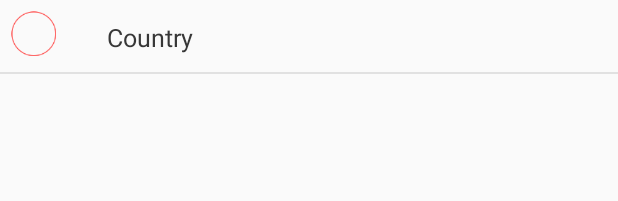
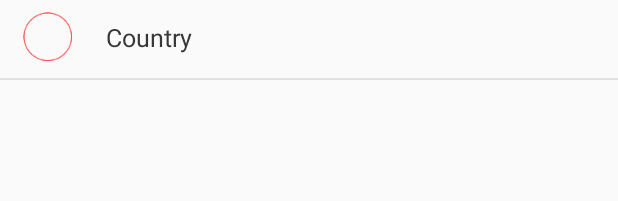
Before and after one commit to SQGit/movhaul_agent, an Android app: the layout dialog_region_txts.xml on its own in the app's theme, with its tools: preview values and no code run, on a phone screen of 412 x 824 dp. Shown: the top 201 px of the screen. Run offline under Robolectric (Android 15) with nearby library versions, the phone set to English and light mode, and no system bars; Roboto replaces fonts that are not available here.

Commit message:
Agent Commit

```diff
--- a/app/src/main/res/layout/dialog_region_txts.xml
+++ b/app/src/main/res/layout/dialog_region_txts.xml
@@ -13,23 +13,20 @@
         android:orientation="horizontal">
 
 
-        <ImageButton
-            android:layout_width="@dimen/_35sdp"
-            android:layout_height="@dimen/_35sdp"
+        <ImageView
+            android:layout_width="wrap_content"
+            android:layout_height="match_parent"
             android:id="@+id/image_button"
-            android:background="@drawable/button_change"
-            android:padding="@dimen/_10sdp" />
+            android:src="@drawable/button_change" />
 
         <TextView
             android:id="@+id/textview_header"
             android:layout_width="match_parent"
             android:layout_height="wrap_content"
-            android:layout_marginLeft="@dimen/_20sdp"
-            android:layout_marginTop="@dimen/_5sdp"
-            android:layout_weight="1"
-            android:gravity="left"
-            android:paddingBottom="@dimen/_5sdp"
-            android:paddingTop="@dimen/_5sdp"
+            android:layout_marginLeft="@dimen/_5sdp"
+            android:gravity="left|center_vertical"
+            android:paddingBottom="@dimen/_10sdp"
+            android:paddingTop="@dimen/_10sdp"
             android:text="Country"
             android:textColor="@color/textColor"
             android:textSize="@dimen/_13sdp" />
```
Also changed, not shown: app/src/main/res/layout/dialog_region_txts0.xml (+7 -10 lines).
